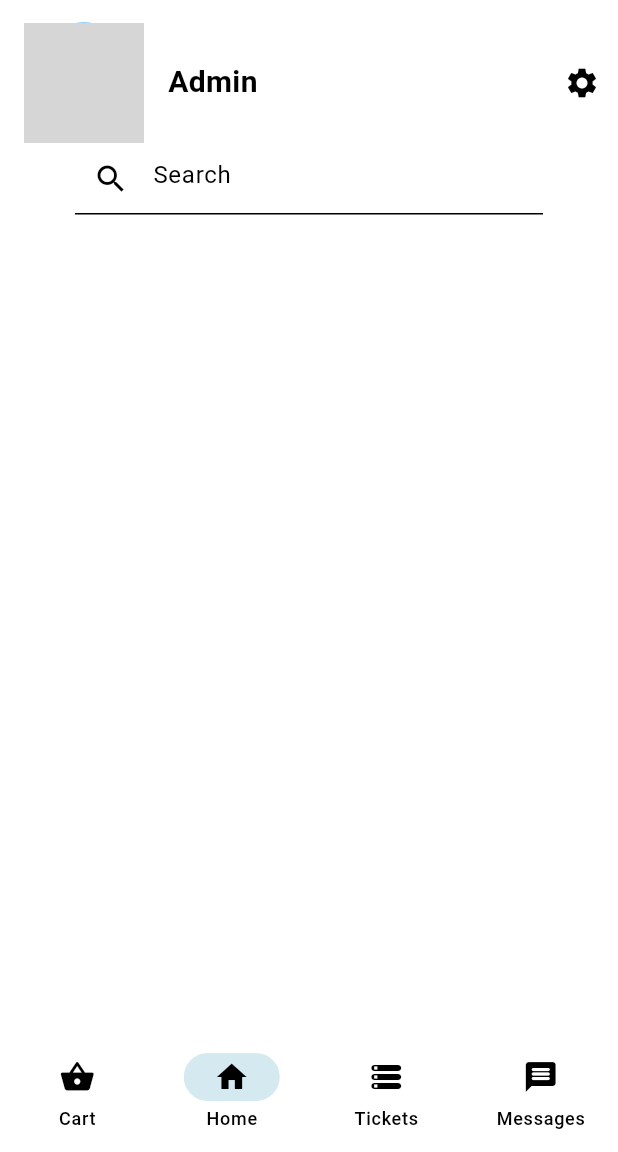
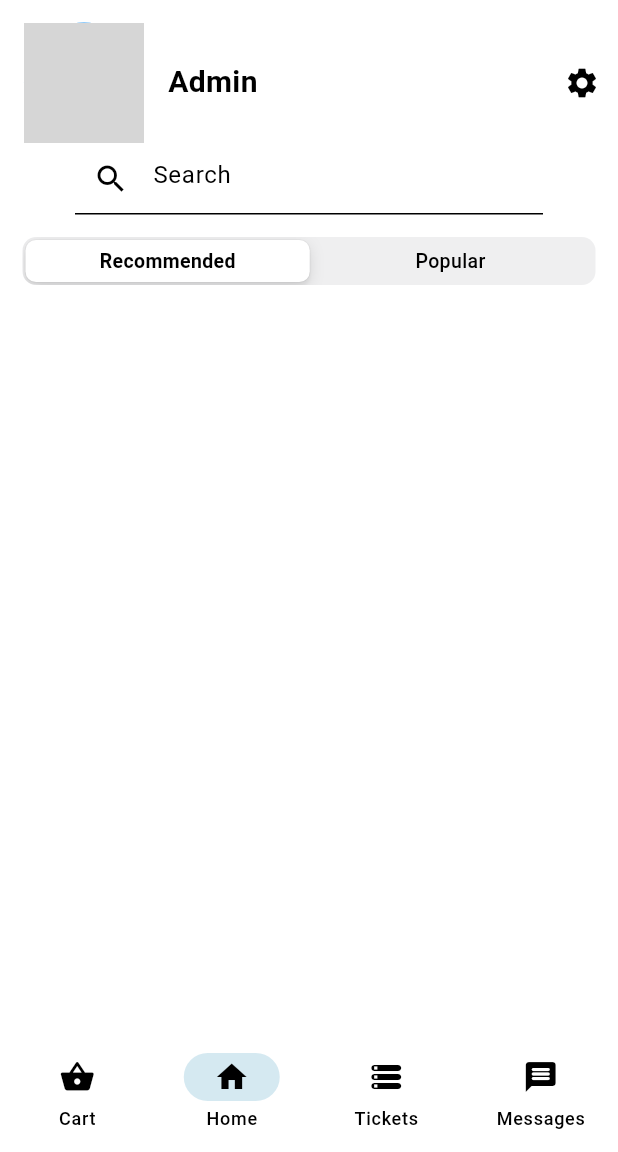
Before and after one commit to mpodmanicky/mtaa-beshket-frontend, a Flutter app: the HomeScreen screen opened directly with empty values, on a phone screen of 412 x 824 dp, the part 84-1236 px from its top. Run offline on Flutter 3.47's test engine with Material 3 defaults, Android fonts, the phone set to English and light mode, and no system bars; our stand-ins replace firebase_auth, firebase_core; accounts and stored records are empty; network calls fail; grey boxes are pictures that could not be loaded.

Commit message:
updated-buttons

```diff
--- a/beshket/lib/features/authentication/screens/home_screen.dart
+++ b/beshket/lib/features/authentication/screens/home_screen.dart
@@ -78,6 +78,10 @@ class _HomePageState extends State<HomeScreen> {
                 },
               ),
             ),
+            Padding(
+              padding: const EdgeInsets.all(15.0),
+              child: SegmentedFilterButton(),
+            ),
           ],
         ),
       ),
--- a/beshket/lib/features/authentication/widgets/homescreen_buttons.dart
+++ b/beshket/lib/features/authentication/widgets/homescreen_buttons.dart
@@ -1 +1,29 @@
+import 'package:flutter/cupertino.dart';
 import 'package:flutter/material.dart';
+
+class SegmentedFilterButton extends StatefulWidget {
+  const SegmentedFilterButton({super.key});
+
+  @override
+  State<SegmentedFilterButton> createState() => _SegmentedFilterButtonState();
+}
+
+class _SegmentedFilterButtonState extends State<SegmentedFilterButton> {
+  int? _sliding = 0;
+  @override
+  Widget build(BuildContext context) {
+    return CupertinoSlidingSegmentedControl(
+      children: const {
+        0: Text('Recommended'),
+        1: Text('Popular'),
+      },
+      groupValue: _sliding,
+      onValueChanged: (int? newValue) {
+        setState(() {
+          _sliding = newValue;
+          print(_sliding);
+        });
+      },
+    );
+  }
+}
```
Also changed, not shown: beshket/lib/features/authentication/screens/settings_screen.dart (+12 -5 lines).
